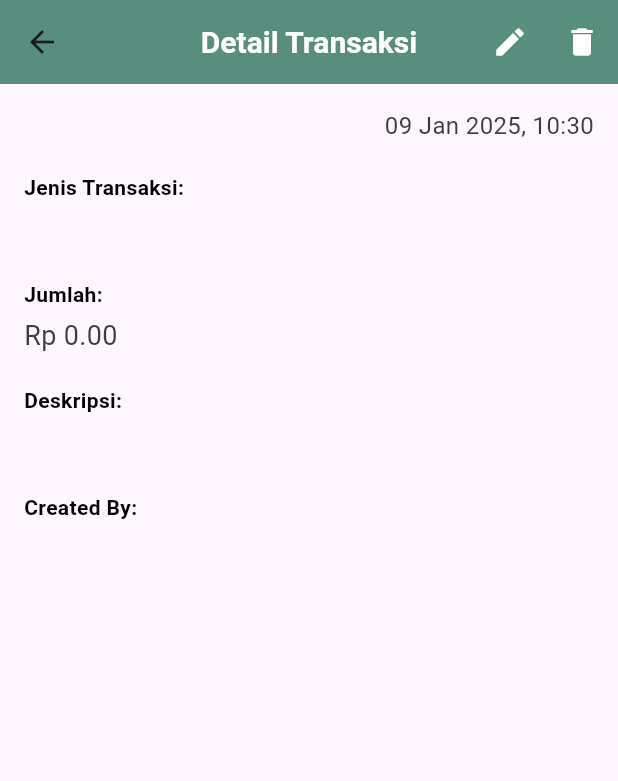
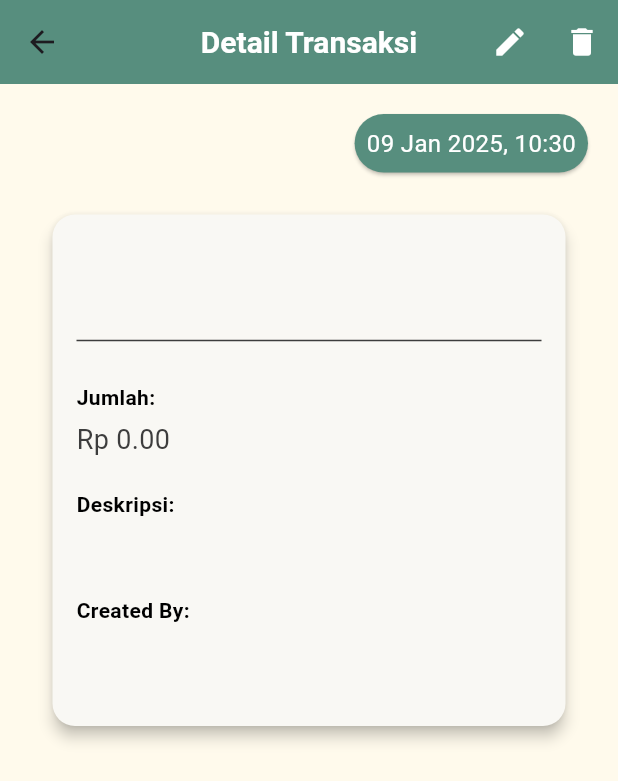
Before and after one commit to jonyxz/bumdesa-finance, a Flutter app: the DetailPage screen opened directly with empty values, on a phone screen of 412 x 824 dp. Shown: the top 781 px of the screen. Run offline on Flutter 3.47's test engine with Material 3 defaults, Android fonts, the phone set to English and light mode, and no system bars; our stand-ins replace cloud_firestore, firebase_auth, firebase_core; accounts and stored records are empty.

Commit message:
Add style DetailPage card layout and adjusting background color

```diff
--- a/lib/pages/DetailPage.dart
+++ b/lib/pages/DetailPage.dart
@@ -61,6 +61,7 @@ class DetailPage extends StatelessWidget {
           ),
         ],
       ),
+      backgroundColor: backgroundColor,
       body: Padding(
         padding: const EdgeInsets.all(16.0),
         child: Column(
@@ -68,22 +69,51 @@ class DetailPage extends StatelessWidget {
           children: [
             Align(
               alignment: Alignment.topRight,
+              child: Card(
+                color: primaryColor,
+                shape: RoundedRectangleBorder(
+                  borderRadius: BorderRadius.circular(20),
+                ),
+                child: Padding(
+                  padding: const EdgeInsets.all(8.0),
                   child: Text(
                     DateFormat('dd MMM yyyy, HH:mm')
                         .format(transaksi.createdAt.toDate()),
-                style: TextStyle(fontSize: 16, color: accentColor),
+                    style: TextStyle(fontSize: 16, color: Colors.white),
+                  ),
+                ),
               ),
             ),
             const SizedBox(height: 20),
-            Text(
-              'Jenis Transaksi:',
-              style: headerStyle(level: 4),
+            Center(
+              child: Container(
+                width: 350, // Ukuran lebih besar untuk Card detail
+                child: Card(
+                  color: secondaryColor,
+                  shape: RoundedRectangleBorder(
+                    borderRadius: BorderRadius.circular(15),
                   ),
-            const SizedBox(height: 5),
-            Text(
+                  elevation: 4,
+                  child: Padding(
+                    padding: const EdgeInsets.all(16.0),
+                    child: Column(
+                      crossAxisAlignment: CrossAxisAlignment.start,
+                      children: [
+                        const SizedBox(height: 20),
+                        Padding(
+                          padding: const EdgeInsets.only(left: 25.0),
+                          child: Text(
                             transaksi.jenisTransaksi,
-              style: TextStyle(fontSize: 18, color: accentColor),
+                            style: TextStyle(
+                              fontSize: 28,
+                              fontWeight: FontWeight.bold,
+                              color: transaksi.jenisTransaksi == 'Debet'
+                                  ? Colors.green
+                                  : Colors.red,
                             ),
+                          ),
+                        ),
+                        Divider(color: accentColor),
                         const SizedBox(height: 20),
                         Text(
                           'Jumlah:',
@@ -114,6 +144,13 @@ class DetailPage extends StatelessWidget {
                           transaksi.createdBy,
                           style: TextStyle(fontSize: 18, color: accentColor),
                         ),
+                        const SizedBox(height: 20),
+                      ],
+                    ),
+                  ),
+                ),
+              ),
+            ),
           ],
         ),
       ),
```
Lines whose indentation alone changed are shown as unchanged.
